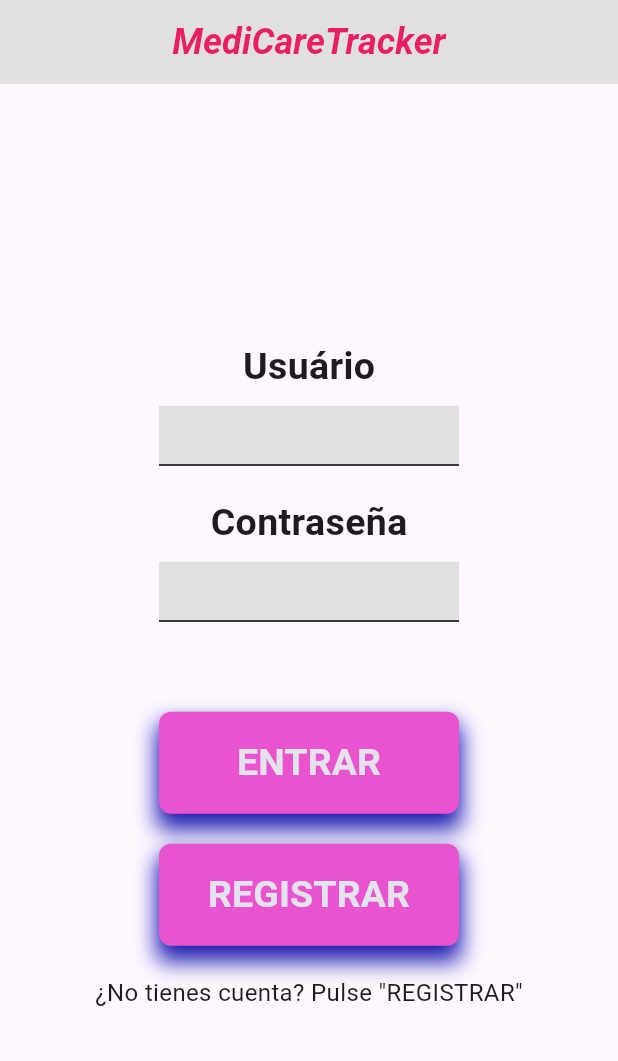
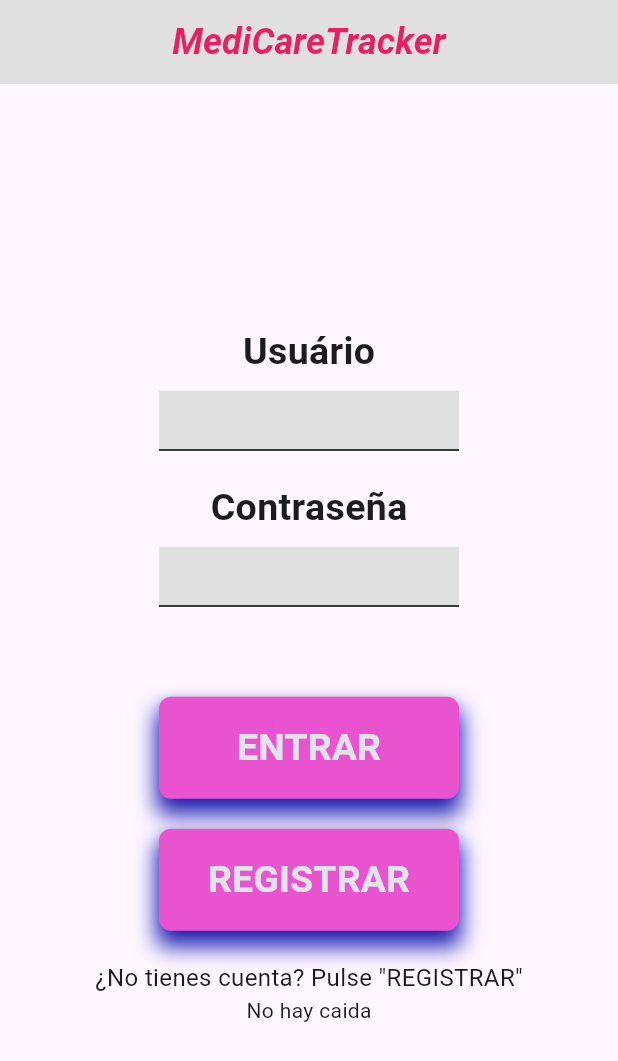
Before and after one commit to PaulaNuness/appMedicamentosAtual, a Flutter app: the screen it shows after launch, on a phone screen of 412 x 824 dp. Shown: the top 1061 px of the screen. Run offline on Flutter 3.47's test engine with Material 3 defaults, Android fonts, the phone set to English and light mode, and no system bars; our stand-ins replace faker, flutter_local_notifications, sensors_plus, shared_preferences, sqflite; missing offline and left inert: dart:ffi; accounts and stored records are empty; Roboto replaces fonts that are missing (Arial).

Commit message:
08-02__13:02
jueves

```diff
--- a/lib/models/visitamedica.dart
+++ b/lib/models/visitamedica.dart
@@ -17,7 +17,7 @@ class VisitaMedica{
   VisitaMedica()
   {
     this._id = 0;
-    this.idUsuario=Pantalla1_Inicio.id;
+    //this.idUsuario=Pantalla1_Inicio.id;
     this._especialidad = '';
     this._doctor = '';
     this._lugar = '';
--- a/lib/services/caida_services.dart
+++ b/lib/services/caida_services.dart
@@ -55,8 +55,8 @@ Future<void> mostrarNotification(String title, String body) async {
 
 
   //mostramos la notificacion
-  await flutterNotificationsPlugin.show(
-      0, title, body, notificationDetails,payload: 'item x');
+  // await flutterNotificationsPlugin.show(
+  //     0, title, body, notificationDetails,payload: 'item x');
 }
 
 //funcion para llamar a emergencias
--- a/lib/widgets/pantalla1_inicio.dart
+++ b/lib/widgets/pantalla1_inicio.dart
@@ -1,5 +1,8 @@
+import 'dart:async';
+
 import 'package:flutter/material.dart';
 import 'package:flutter1/tipo_usuario/tipo_usuario.dart';
+import 'package:flutter1/services/caida_services.dart';
 import 'package:flutter1/widgets/pantalla2_registrar.dart';
 import 'package:flutter1/widgets/pantalla3_usuario.dart';
 import 'package:flutter1/BDHelper.dart';
@@ -7,13 +10,107 @@ import 'package:flutter1/widgets/pantalla7_borrar_medicamento.dart';
 import 'package:flutter1/widgets/pantalla8_configuracion.dart';
 import 'package:provider/provider.dart';
 import 'package:shared_preferences/shared_preferences.dart';
+import 'package:sensors_plus/sensors_plus.dart';
+import 'package:flutter_local_notifications/flutter_local_notifications.dart';
 
-class Pantalla1_Inicio extends StatelessWidget {
+
+class Pantalla1_Inicio extends StatefulWidget {
+  const Pantalla1_Inicio({super.key});
+
+  @override
+  State<Pantalla1_Inicio> createState() => _nameState();
+}
+
+class _nameState extends State<Pantalla1_Inicio> {
+
+
   BDHelper bdHelper = BDHelper();
   TextEditingController usuarioController = TextEditingController();
   TextEditingController contrasenaController = TextEditingController();
   static int id=0;
   static String nombre="";
+  final int bufferSize = 100;
+
+  //Buffer para almacenar los datos del giroscopio
+  List<Map<String,dynamic>> gyroscopeBuffer = [];
+  //Buffer para almacenar los datos del acelerometro
+  List<Map<String,dynamic>> accelerationBuffer = [];
+
+  //Variables para almacenar los datos del giroscopio
+  GyroscopeEvent? _eventoGiroscopio;
+  //Variables para almacenar los datos del acelerometro
+  AccelerometerEvent? _accelerometerEvent;
+
+  bool hayCaida = false;
+
+  //Lista para almacenar los datos de las multiples suscripciones a los sensores
+  final _streamSubscriptions = <StreamSubscription<dynamic>>[];
+
+  @override
+  void initState() {
+    super.initState();
+
+    //Añadimos las suscripciones a los sensores
+    _streamSubscriptions.add(
+      gyroscopeEventStream(
+        //frecuencia de muestreo de 100ms
+        samplingPeriod: Duration(milliseconds: 100)
+        ).listen((GyroscopeEvent event) {
+
+      //Cada vez que se recibe un dato del giroscopio se añade al buffer,
+      //si el buffer supera el tamaño maximo se elimina el primer dato
+      setState(() {
+        _eventoGiroscopio = event;
+        gyroscopeBuffer.add(
+          {
+            "x": event.x,
+            "y": event.y,
+            "z": event.z,
+          });
+          if(gyroscopeBuffer.length > bufferSize){
+            gyroscopeBuffer.removeAt(0);
+          }
+
+      });
+    },
+
+    ));
+    _streamSubscriptions.add(
+      accelerometerEventStream(samplingPeriod: Duration(milliseconds: 100)).listen(
+        (AccelerometerEvent event) {
+          setState(() {
+            _accelerometerEvent = event;
+            //una caida se produciría cuando el valor de la aceleración en el eje z supera el valor de 10
+            accelerationBuffer.add(
+              {
+                "x": event.x,
+                "y": event.y,
+                "z": event.z,
+              });
+            //si el buffer supera el tamaño maximo se elimina el primer dato
+            if(accelerationBuffer.length > bufferSize){
+              accelerationBuffer.removeAt(0);
+            }
+            //si el valor de la aceleración en el eje z supera el valor de 10 se muestra una notificación
+            if(event.z > 10){
+              mostrarNotification("Emergencia", "Se ha detectado una caida");
+              hayCaida = true;
+            }
+          });
+        },
+
+      ),
+    );
+
+  }
+
+  @override
+  void dispose() {
+      super.dispose();
+      for (final subscription in _streamSubscriptions) {
+        subscription.cancel();
+      }
+  }
 
   @override
   Widget build(BuildContext context) {
@@ -324,6 +421,20 @@ class Pantalla1_Inicio extends StatelessWidget {
                 '¿No tienes cuenta? Pulse "REGISTRAR"',
                 style: TextStyle(fontSize: 16),
               ),
+              (hayCaida) ? ElevatedButton(
+                  onPressed: ()async {await llamaEmergencias();}, //Asignamos la funcion llamaEmergencias al boton
+                  style: ElevatedButton.styleFrom(
+                          primary: Colors.red,
+                          onPrimary: Colors.white,
+                          onSurface: Colors.grey,
+                  ),
+                  child: Text(
+                            'Avisar a Emergencias',
+                            style: TextStyle(
+                              color: Colors.white,
+                              fontWeight: FontWeight.bold,
+                              fontSize: 20,
+                  ),))  : Text('No hay caida'),
             ],
           ),
         ),
--- a/lib/widgets/pantalla3_usuario.dart
+++ b/lib/widgets/pantalla3_usuario.dart
@@ -20,7 +20,7 @@ import 'package:shared_preferences/shared_preferences.dart';
 
   class _Pantalla3_usuarioState extends State<Pantalla3_usuario> {
     int _selectedIndex = 0;
-    String minhavariavel2 = Pantalla1_Inicio.nombre.toUpperCase();
+   // String minhavariavel2 = Pantalla1_Inicio.nombre.toUpperCase();
 
     // Lista de páginas correspondentes a cada índice do BottomNavigationBar
     final List<Widget> _pages = [
@@ -50,7 +50,7 @@ import 'package:shared_preferences/shared_preferences.dart';
             backgroundColor: Colors.grey[300],
             title: Center(
               child: Text(
-                'Hola, $minhavariavel2.',
+                'Hola, ',
                 style: TextStyle(
                   fontSize: 24,
                   color: Colors.pink,
--- a/lib/widgets/pantalla4_anadir.dart
+++ b/lib/widgets/pantalla4_anadir.dart
@@ -20,7 +20,7 @@ import 'package:flutter1/widgets/pantalla1_inicio.dart';
     String? selectedDias;
     String? selectedComprimidos;
     List<String> selectedHorarios = [];
-    int minhavariavel=Pantalla1_Inicio.id;
+    //int minhavariavel=Pantalla1_Inicio.id;
 
     TextEditingController recomendacionesController = TextEditingController();
 
@@ -267,7 +267,7 @@ import 'package:flutter1/widgets/pantalla1_inicio.dart';
 
       // Cria um mapa com os dados do medicamento
       Map<String, dynamic> fila = {
-        'idUsuario':minhavariavel,
+        'idUsuario':1,
         'nome': selectedMedicamento,
         'quantidade': int.parse(selectedNumero ?? '0'),
         'unidadeTempo': selectedDias,
--- a/lib/widgets/pantalla5_lista_medicamientos.dart
+++ b/lib/widgets/pantalla5_lista_medicamientos.dart
@@ -11,7 +11,7 @@ import 'package:flutter1/widgets/pantalla1_inicio.dart';
   class _MedicamentosScreenState extends State<pantalla5_lista_medicamientos> {
     BDHelper bdHelper = BDHelper();
     List<Map<String, dynamic>> medicamentosAReponer = [];
-    int minhavariavel=Pantalla1_Inicio.id;
+    //int minhavariavel=Pantalla1_Inicio.id;
 
     @override
     void initState() {
@@ -20,7 +20,7 @@ import 'package:flutter1/widgets/pantalla1_inicio.dart';
     }
 
     Future<void> _carregarMedicamentos() async {
-      List<Map<String, dynamic>> medicamentos = await bdHelper.consultarMedicamentos( minhavariavel);
+      List<Map<String, dynamic>> medicamentos = await bdHelper.consultarMedicamentos( 1);
 
       setState(() {
         medicamentosAReponer = medicamentos;
--- a/lib/widgets/pantalla6_agenda_medicamientos.dart
+++ b/lib/widgets/pantalla6_agenda_medicamientos.dart
@@ -23,7 +23,7 @@ class _AgendaMedicamentosState extends State<AgendaMedicamentos> {
   BDHelper bdHelper = BDHelper();
   List<Map<String, dynamic>> medicamentosAReponer = [];
   List<Map<String, dynamic>> proximasVisitas = [];
-  int minhavariavel = Pantalla1_Inicio.id;
+  //int minhavariavel = Pantalla1_Inicio.id;
 
   @override
   void initState() {
@@ -33,7 +33,7 @@ class _AgendaMedicamentosState extends State<AgendaMedicamentos> {
   }
 
   Future<void> _carregarMedicamentos() async {
-    List<Map<String, dynamic>> medicamentos = await bdHelper.consultarMedicamentos(minhavariavel);
+    List<Map<String, dynamic>> medicamentos = await bdHelper.consultarMedicamentos(1);
 
     setState(() {
       medicamentosAReponer = medicamentos;
@@ -41,7 +41,7 @@ class _AgendaMedicamentosState extends State<AgendaMedicamentos> {
   }
 
   Future<void> _carregarVisitas() async {
-    List<Map<String, dynamic>> visitas = await bdHelper.consultarVisitas(minhavariavel);
+    List<Map<String, dynamic>> visitas = await bdHelper.consultarVisitas(1);
 
     setState(() {
       proximasVisitas = visitas;
--- a/lib/widgets/pantalla7_borrar_medicamento.dart
+++ b/lib/widgets/pantalla7_borrar_medicamento.dart
@@ -11,7 +11,7 @@ import 'package:flutter1/widgets/pantalla1_inicio.dart';
   class _MedicamentosScreenState extends State<pantalla7_borrar_medicamiento> {
     BDHelper bdHelper = BDHelper();
     List<Map<String, dynamic>> medicamentosAReponer = [];
-    int minhavariavel=Pantalla1_Inicio.id;
+    //int minhavariavel=Pantalla1_Inicio.id;
 
     @override
     void initState() {
@@ -20,7 +20,7 @@ import 'package:flutter1/widgets/pantalla1_inicio.dart';
     }
 
     Future<void> _carregarMedicamentos() async {
-      List<Map<String, dynamic>> medicamentos = await bdHelper.consultarMedicamentos(minhavariavel);
+      List<Map<String, dynamic>> medicamentos = await bdHelper.consultarMedicamentos(1);
 
       setState(() {
         medicamentosAReponer = medicamentos;
```
